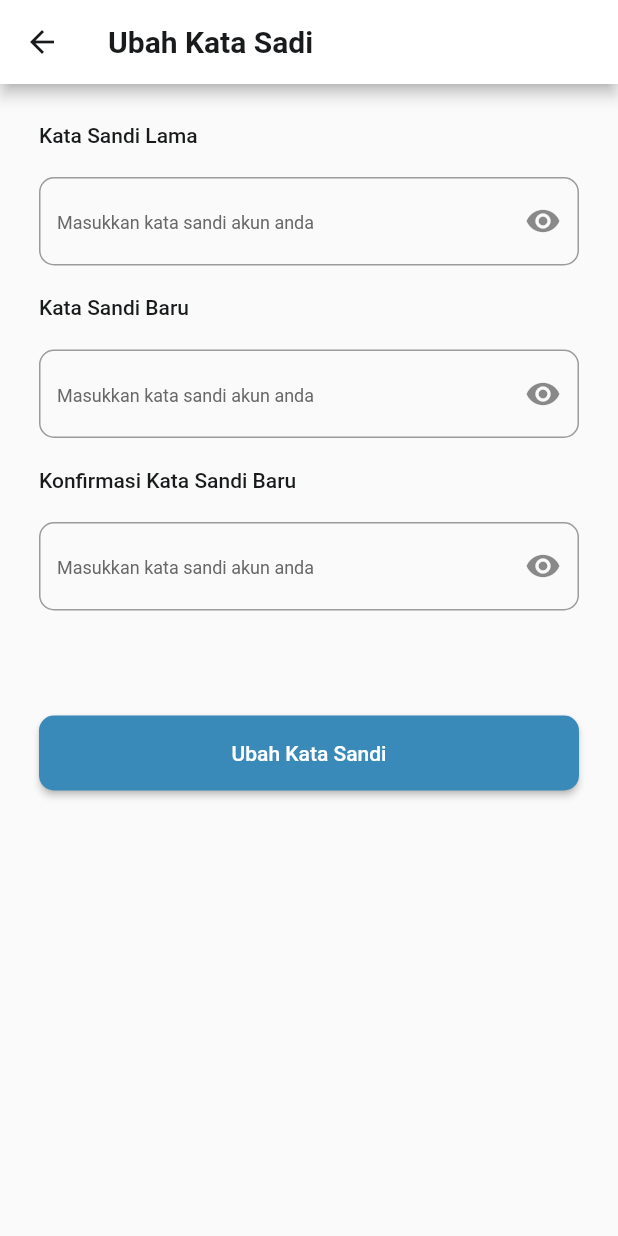
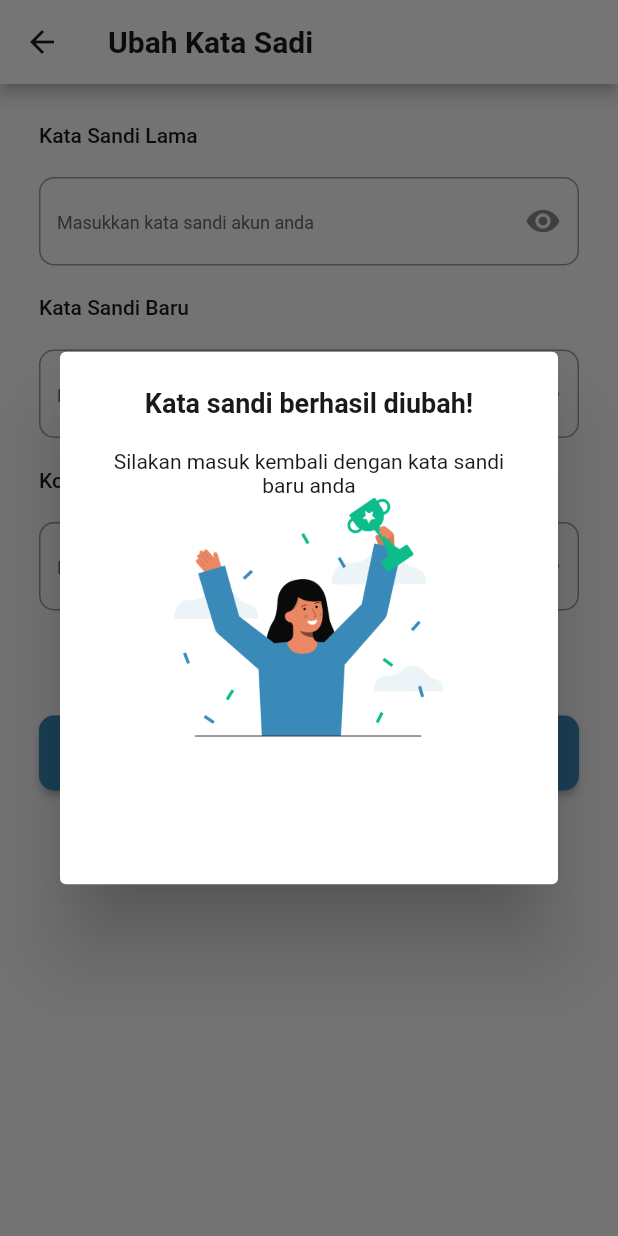
Before and after one commit to fadillaoegi/BlanjaLoka, a Flutter app: the Editpass screen opened by its route, after a tap on "Ubah Kata Sandi", on a phone screen of 412 x 824 dp. Run offline on Flutter 3.47's test engine with Material 2 defaults, Android fonts, the phone set to English and light mode, and no system bars; our stand-ins replace google_fonts.

Commit message:
Update Alert Ubah Sandi

```diff
--- a/lib/main.dart
+++ b/lib/main.dart
@@ -28,7 +28,7 @@ class _MainAppState extends State<MainApp> {
     return MaterialApp(
       debugShowCheckedModeBanner: false,
       // home: const Splash(),
-      initialRoute: RouteBlanjaloka.editpass,
+      initialRoute: RouteBlanjaloka.home,
       routes: {
         RouteBlanjaloka.splash: (context) => const Splash(),
         RouteBlanjaloka.first: (context) => const First(),
--- a/lib/pages/edit_pass.dart
+++ b/lib/pages/edit_pass.dart
@@ -80,7 +80,38 @@ class _EditpassState extends State<Editpass> {
                   height: 50.0,
                   width: 323.0,
                   text: "Ubah Kata Sandi",
-                  onPress: () {},
+                  onPress: () {
+                    showDialog(
+                        context: context,
+                        builder: (ctx) => AlertDialog(
+                              title: Text(
+                                "Kata sandi berhasil diubah!",
+                                style: textBlack600.copyWith(fontSize: 18.0),
+                                textAlign: TextAlign.center,
+                              ),
+                              content: Container(
+                                height: 250.0,
+                                width: 323.0,
+                                padding: const EdgeInsets.all(0.0),
+                                child: Column(
+                                  children: [
+                                    Text(
+                                      "Silakan masuk kembali dengan kata sandi\nbaru anda",
+                                      style:
+                                          textBlack400.copyWith(fontSize: 14.0),
+                                      textAlign: TextAlign.center,
+                                    ),
+                                    Image.asset(
+                                      "assets/img/success.png",
+                                      height: 160.0,
+                                      width: 180.0,
+                                    )
+                                  ],
+                                ),
+                              ),
+                              actions: [],
+                            ));
+                  },
                   radius: 10.0,
                 ),
               )
```
Also changed, not shown: lib/pages/profile_redisign_page.dart (+11 -2 lines).
